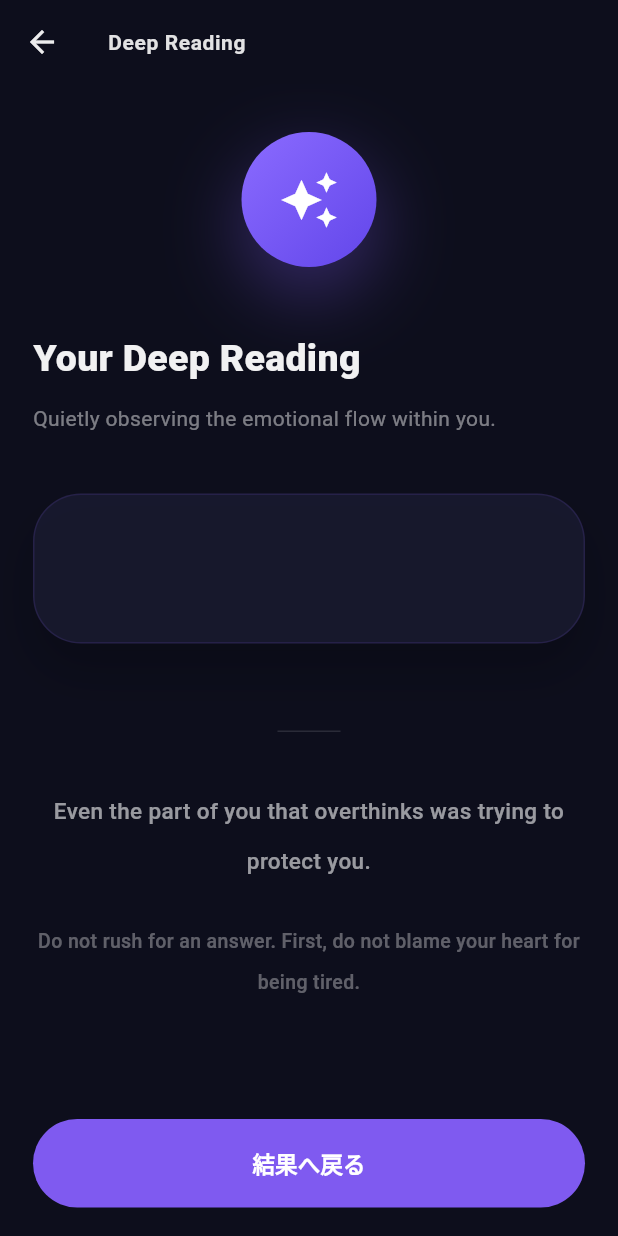
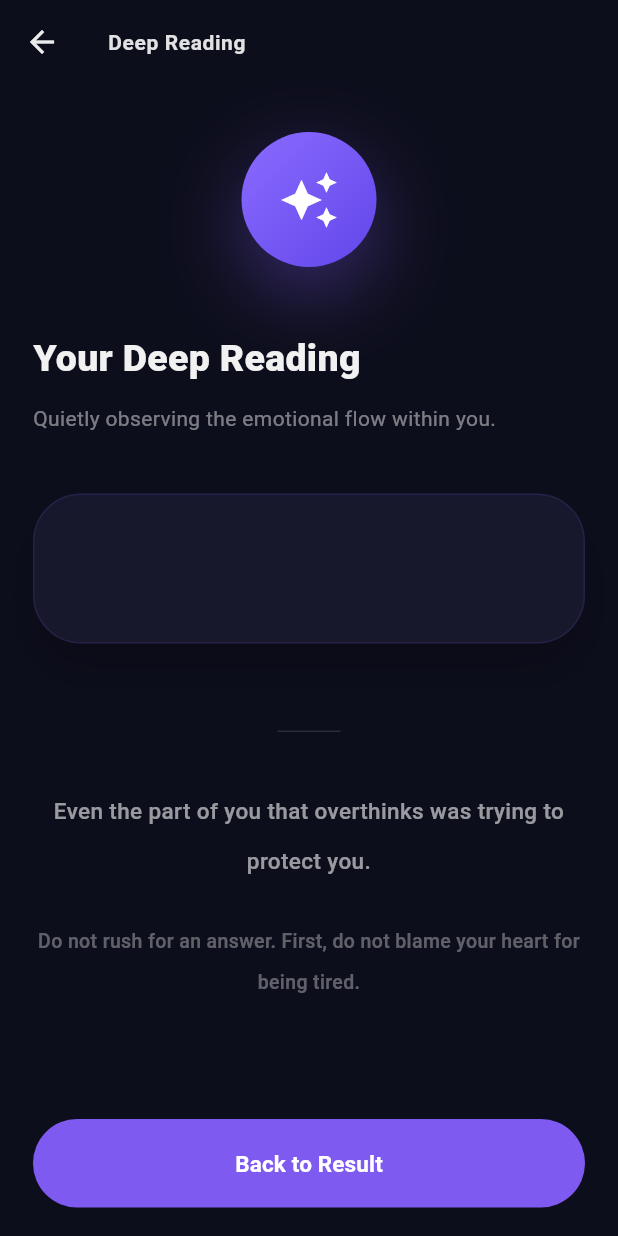
Before and after one commit to MyAsh2025/honne_fortune, a Flutter app: the DeepReadingPage screen opened directly with empty values, on a phone screen of 412 x 824 dp. Run offline on Flutter 3.47's test engine with Material 3 defaults, Android fonts, the phone set to English and light mode, and no system bars; our stand-ins replace easy_localization, shared_preferences; accounts and stored records are empty.

Commit message:
Localize deep reading page UI and afterglow texts

```diff
--- a/assets/translations/en.json
+++ b/assets/translations/en.json
@@ -63,5 +63,6 @@
   "deep_afterglow_sub_high": "But before that, please listen a little to your own voice too.",
   "deep_afterglow_sub_mid": "You do not need to hurry. Noticing it already means you have moved forward.",
   "deep_afterglow_sub_low": "Do not rush for an answer. First, do not blame your heart for being tired.",
-  "deep_afterglow_sub_very_low": "You do not have to open up by force. Start from a place that feels safe."
+  "deep_afterglow_sub_very_low": "You do not have to open up by force. Start from a place that feels safe.",
+  "back_to_result": "Back to Result"
 }
--- a/assets/translations/ja.json
+++ b/assets/translations/ja.json
@@ -63,5 +63,6 @@
   "deep_afterglow_sub_high": "でもその前に、あなた自身の声も少しだけ聞いてあげてください。",
   "deep_afterglow_sub_mid": "急がなくて大丈夫です。気づけた時点で、もう少し進んでいます。",
   "deep_afterglow_sub_low": "答えを急がず、まずは心が疲れていることを責めないでください。",
-  "deep_afterglow_sub_very_low": "無理に開かなくても大丈夫です。安心できる場所からでいいのです。"
+  "deep_afterglow_sub_very_low": "無理に開かなくても大丈夫です。安心できる場所からでいいのです。",
+  "back_to_result": "結果へ戻る"
 }
--- a/lib/deep_reading_page.dart
+++ b/lib/deep_reading_page.dart
@@ -267,8 +267,8 @@ class DeepReadingPage extends StatelessWidget {
                           borderRadius: BorderRadius.circular(36),
                         ),
                       ),
-                      child: const Text(
-                        '結果へ戻る',
+                      child: Text(
+                        'back_to_result'.tr(),
                         style: TextStyle(
                           fontSize: 15,
                           fontWeight: FontWeight.w700,
```
